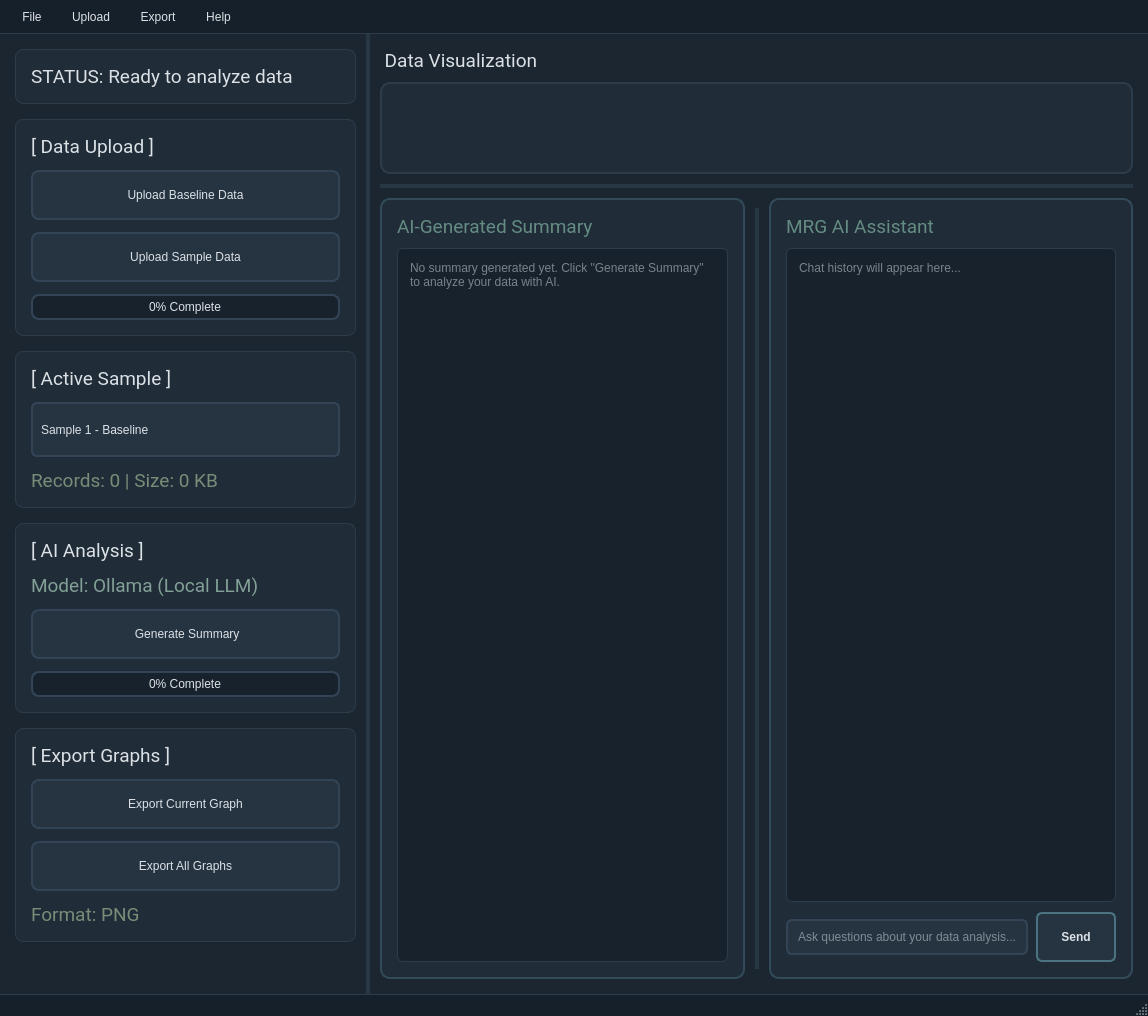
Qt form GUI/Analyzer_main.ui (JinLeeGG/YCP_Grease_Analyzer) before a commit.
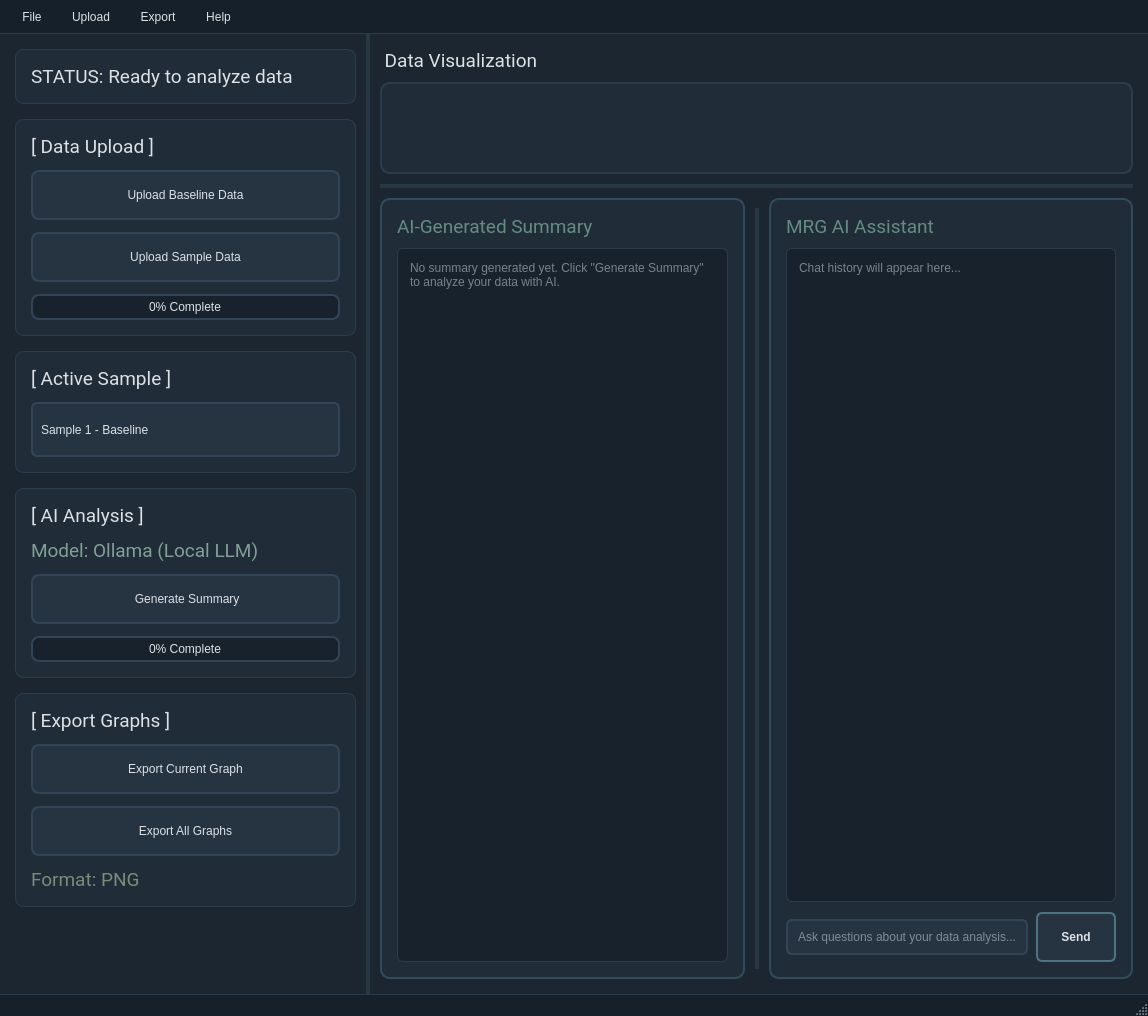
The same form after that commit. Icons and pictures are not drawn.

```diff
--- a/GUI/Analyzer_main.ui
+++ b/GUI/Analyzer_main.ui
@@ -436,24 +436,6 @@
              </item>
             </widget>
            </item>
-           <item>
-            <widget class="QLabel" name="sampleInfo">
-             <property name="font">
-              <font>
-               <family>Roboto</family>
-               <pointsize>14</pointsize>
-               <italic>false</italic>
-               <bold>false</bold>
-              </font>
-             </property>
-             <property name="styleSheet">
-              <string notr="true">color: rgb(120, 140, 120);</string>
-             </property>
-             <property name="text">
-              <string>Records: 0 | Size: 0 KB</string>
-             </property>
-            </widget>
-           </item>
           </layout>
          </widget>
         </item>
@@ -525,7 +507,7 @@
              <property name="minimumSize">
               <size>
                <width>0</width>
-               <height>30</height>
+               <height>50</height>
               </size>
              </property>
              <property name="styleSheet">
@@ -639,7 +621,7 @@
              <property name="minimumSize">
               <size>
                <width>0</width>
-               <height>30</height>
+               <height>50</height>
               </size>
              </property>
              <property name="text">
@@ -652,7 +634,7 @@
              <property name="minimumSize">
               <size>
                <width>0</width>
-               <height>30</height>
+               <height>50</height>
               </size>
              </property>
              <property name="text">
```
Left out of the diff: 10 changed lines with no effect on the pictures.
